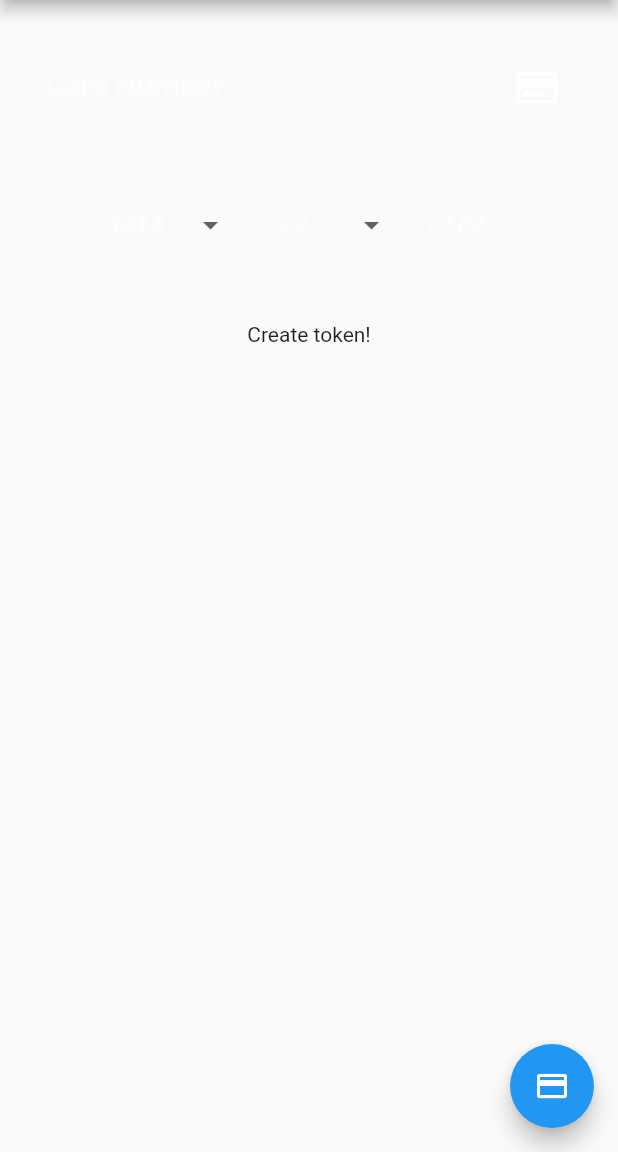
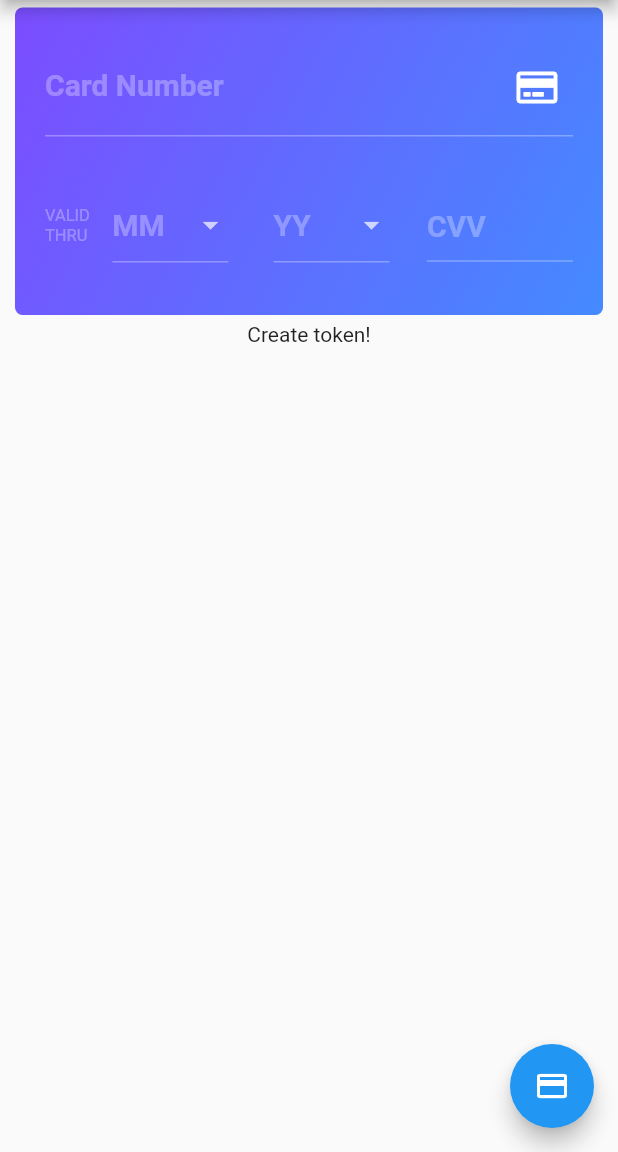
Before and after one commit to lazydeveloperdotdev/flutter_stripe, a Flutter app: the screen it shows after launch, on a phone screen of 412 x 824 dp, the part 84-1236 px from its top. Run offline on Flutter 3.47's test engine with Material 2 defaults, Android fonts, the phone set to English and light mode, and no system bars; our stand-ins replace flutter_masked_text, font_awesome_flutter; Roboto replaces fonts that are missing (Exo2).

Commit message:
card layout updates

```diff
--- a/lib/card_layout.dart
+++ b/lib/card_layout.dart
@@ -103,15 +103,16 @@ class _CardWidget extends State<CardWidget> {
       years.add(yy);
     }
 
-    return Container(
+    return Theme(
+      child: Container(
         margin: EdgeInsets.symmetric(horizontal: 10, vertical: 5),
         padding: EdgeInsets.all(10),
-        /*decoration: BoxDecoration(
-          borderRadius: BorderRadius.circular(5),
-          gradient: LinearGradient(
-              colors: [Colors.deepPurpleAccent, Colors.blueAccent],
-              begin: Alignment.topLeft,
-              end: Alignment.bottomRight)),*/
+        decoration: BoxDecoration(
+            borderRadius: BorderRadius.circular(5),
+            gradient: LinearGradient(
+                colors: [Colors.deepPurpleAccent, Colors.blueAccent],
+                begin: Alignment.topLeft,
+                end: Alignment.bottomRight)),
         child: Column(
           mainAxisSize: MainAxisSize.min,
           children: <Widget>[
@@ -235,7 +236,10 @@ class _CardWidget extends State<CardWidget> {
               ),
             )
           ],
-        ));
+        ),
+      ),
+      data: ThemeData(brightness: Brightness.dark),
+    );
   }
 }
 
```
